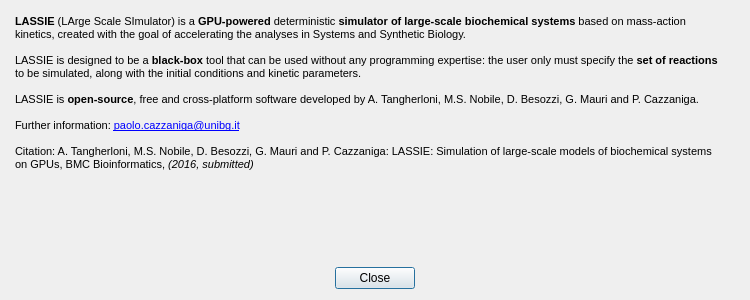
Above: about-lassie.ui from aresio/LASSIE before the change. Below: the same form after it.
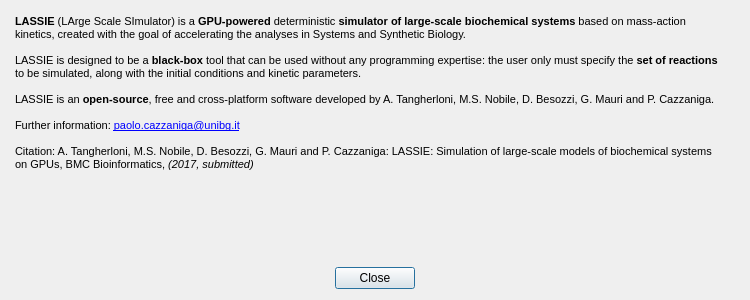
That is the form after the change. Icons and pictures are not drawn.

What changed in the file:
```diff
--- a/about-lassie.ui
+++ b/about-lassie.ui
@@ -77,11 +77,11 @@
 &lt;p style=&quot;-qt-paragraph-type:empty; margin-top:0px; margin-bottom:0px; margin-left:0px; margin-right:0px; -qt-block-indent:0; text-indent:0px; font-size:8pt;&quot;&gt;&lt;br /&gt;&lt;/p&gt;
 &lt;p style=&quot; margin-top:0px; margin-bottom:0px; margin-left:0px; margin-right:0px; -qt-block-indent:0; text-indent:0px;&quot;&gt;&lt;span style=&quot; font-size:8pt;&quot;&gt;LASSIE is designed to be a &lt;/span&gt;&lt;span style=&quot; font-size:8pt; font-weight:600;&quot;&gt;black-box &lt;/span&gt;&lt;span style=&quot; font-size:8pt;&quot;&gt;tool that can be used without any programming expertise: the user only must specify the &lt;/span&gt;&lt;span style=&quot; font-size:8pt; font-weight:600;&quot;&gt;set of reactions &lt;/span&gt;&lt;span style=&quot; font-size:8pt;&quot;&gt;to be simulated, along with the initial conditions and kinetic parameters.&lt;/span&gt;&lt;/p&gt;
 &lt;p style=&quot;-qt-paragraph-type:empty; margin-top:0px; margin-bottom:0px; margin-left:0px; margin-right:0px; -qt-block-indent:0; text-indent:0px; font-size:8pt;&quot;&gt;&lt;br /&gt;&lt;/p&gt;
-&lt;p style=&quot; margin-top:0px; margin-bottom:0px; margin-left:0px; margin-right:0px; -qt-block-indent:0; text-indent:0px;&quot;&gt;&lt;span style=&quot; font-size:8pt;&quot;&gt;LASSIE is &lt;/span&gt;&lt;span style=&quot; font-size:8pt; font-weight:600;&quot;&gt;open-source&lt;/span&gt;&lt;span style=&quot; font-size:8pt;&quot;&gt;, free and cross-platform software developed by A. Tangherloni, M.S. Nobile, D. Besozzi, G. Mauri and P. Cazzaniga.&lt;/span&gt;&lt;/p&gt;
+&lt;p style=&quot; margin-top:0px; margin-bottom:0px; margin-left:0px; margin-right:0px; -qt-block-indent:0; text-indent:0px;&quot;&gt;&lt;span style=&quot; font-size:8pt;&quot;&gt;LASSIE is an &lt;/span&gt;&lt;span style=&quot; font-size:8pt; font-weight:600;&quot;&gt;open-source&lt;/span&gt;&lt;span style=&quot; font-size:8pt;&quot;&gt;, free and cross-platform software developed by A. Tangherloni, M.S. Nobile, D. Besozzi, G. Mauri and P. Cazzaniga.&lt;/span&gt;&lt;/p&gt;
 &lt;p style=&quot;-qt-paragraph-type:empty; margin-top:0px; margin-bottom:0px; margin-left:0px; margin-right:0px; -qt-block-indent:0; text-indent:0px; font-size:8pt;&quot;&gt;&lt;br /&gt;&lt;/p&gt;
 &lt;p style=&quot; margin-top:0px; margin-bottom:0px; margin-left:0px; margin-right:0px; -qt-block-indent:0; text-indent:0px;&quot;&gt;&lt;span style=&quot; font-size:8pt;&quot;&gt;Further information: &lt;/span&gt;&lt;a href=&quot;mailto:paolo.cazzaniga@unibg.it&quot;&gt;&lt;span style=&quot; font-size:8pt; text-decoration: underline; color:#0000ff;&quot;&gt;paolo.cazzaniga@unibg.it&lt;/span&gt;&lt;/a&gt;&lt;/p&gt;
 &lt;p style=&quot;-qt-paragraph-type:empty; margin-top:0px; margin-bottom:0px; margin-left:0px; margin-right:0px; -qt-block-indent:0; text-indent:0px; font-size:8pt; text-decoration: underline; color:#0000ff;&quot;&gt;&lt;br /&gt;&lt;/p&gt;
-&lt;p style=&quot; margin-top:0px; margin-bottom:0px; margin-left:0px; margin-right:0px; -qt-block-indent:0; text-indent:0px;&quot;&gt;&lt;span style=&quot; font-size:8pt;&quot;&gt;Citation: A. Tangherloni, M.S. Nobile, D. Besozzi, G. Mauri and P. Cazzaniga: LASSIE: Simulation of large-scale models of biochemical systems on GPUs, BMC Bioinformatics, &lt;/span&gt;&lt;span style=&quot; font-size:8pt; font-style:italic;&quot;&gt;(2016, submitted)&lt;/span&gt;&lt;/p&gt;&lt;/body&gt;&lt;/html&gt;</string>
+&lt;p style=&quot; margin-top:0px; margin-bottom:0px; margin-left:0px; margin-right:0px; -qt-block-indent:0; text-indent:0px;&quot;&gt;&lt;span style=&quot; font-size:8pt;&quot;&gt;Citation: A. Tangherloni, M.S. Nobile, D. Besozzi, G. Mauri and P. Cazzaniga: LASSIE: Simulation of large-scale models of biochemical systems on GPUs, BMC Bioinformatics, &lt;/span&gt;&lt;span style=&quot; font-size:8pt; font-style:italic;&quot;&gt;(2017, submitted)&lt;/span&gt;&lt;/p&gt;&lt;/body&gt;&lt;/html&gt;</string>
          </property>
         </widget>
        </item>
```
